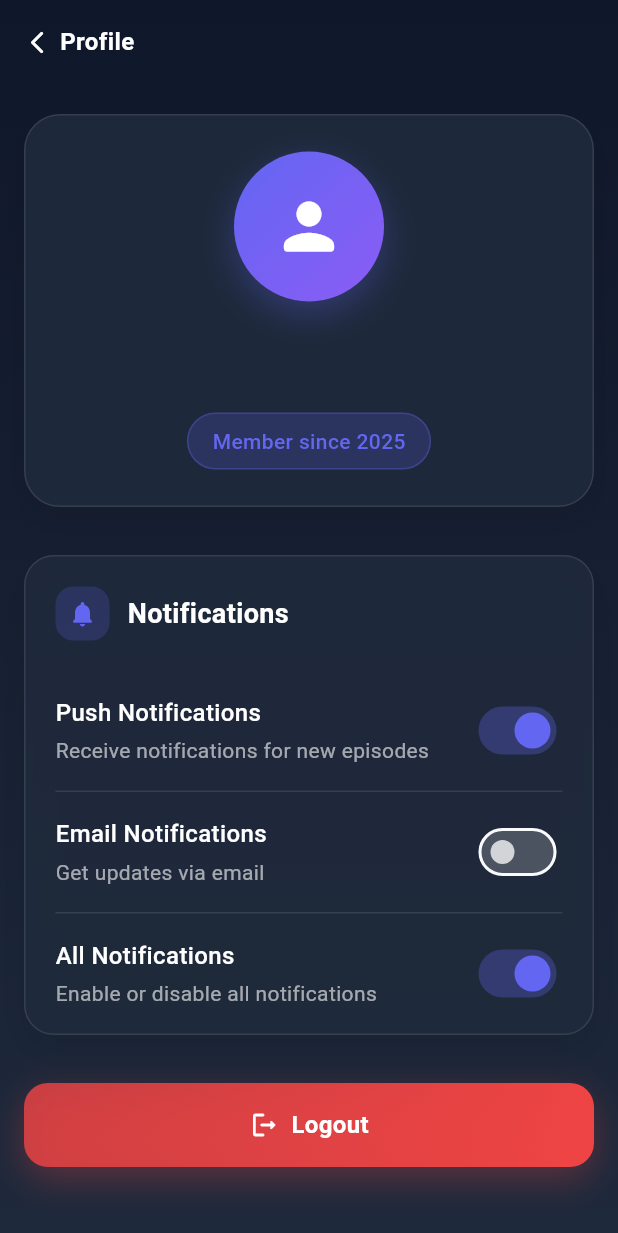
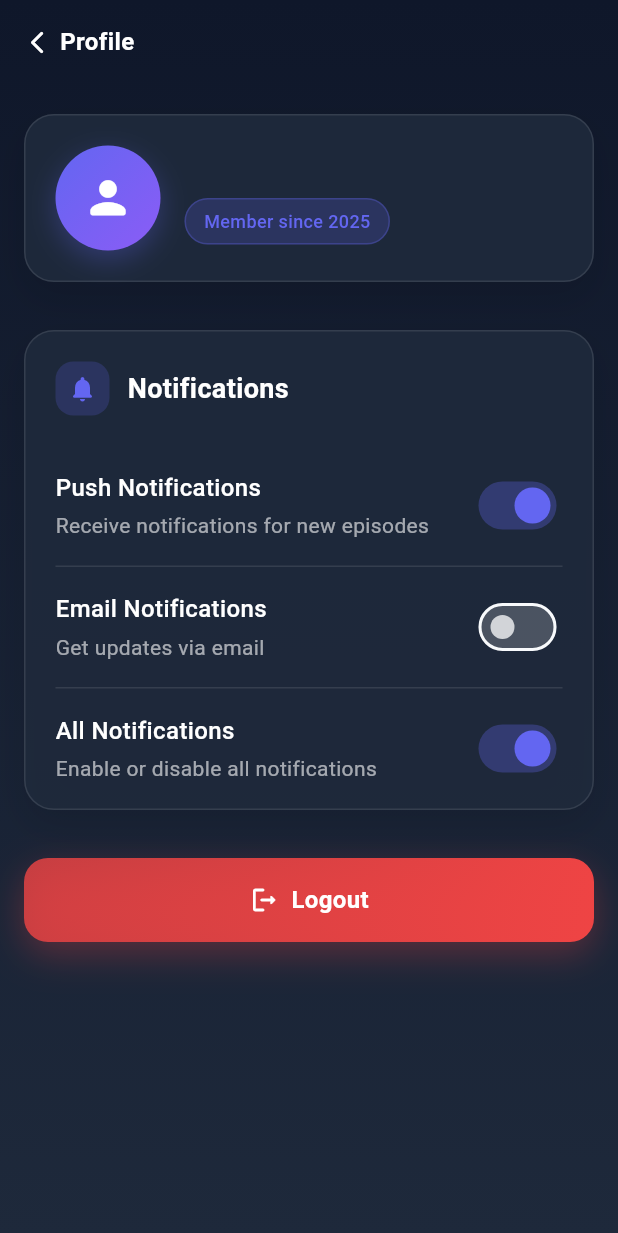
Before and after one commit to Kirragami/anime-updates-mobile, a Flutter app: the ProfileScreen screen opened directly, on a phone screen of 412 x 824 dp. Shown: the top 1233 px of the screen. Run offline on Flutter 3.47's test engine with Material 3 defaults, Android fonts, the phone set to English and light mode, and no system bars; drawn by our look-alikes of flutter_animate; our stand-ins replace cached_network_image, device_info_plus, dio, firebase_core, firebase_messaging, flutter_riverpod and 9 more; accounts and stored records are empty; generated files the repository leaves out were written again; network calls fail.

Commit message:
[MOD] modify profile page and manage state of tracking

```diff
--- a/lib/providers/auth_provider.dart
+++ b/lib/providers/auth_provider.dart
@@ -2,10 +2,13 @@ import 'package:flutter_riverpod/flutter_riverpod.dart';
 import '../models/user.dart';
 import '../services/auth_service.dart';
 import 'package:flutter/foundation.dart';
+import 'anime_providers.dart';
 
 // Authentication state notifier
 class AuthNotifier extends StateNotifier<AsyncValue<User?>> {
-  AuthNotifier() : super(const AsyncValue.loading()) {
+  final Ref ref;
+
+  AuthNotifier(this.ref) : super(const AsyncValue.loading()) {
     _initializeAuth();
   }
 
@@ -44,6 +47,8 @@ class AuthNotifier extends StateNotifier<AsyncValue<User?>> {
 
       if (result['success']) {
         state = AsyncValue.data(AuthService.currentUser);
+        // Refresh tracked releases when user logs in
+        ref.invalidate(trackedReleasesNotifierProvider);
         return result;
       } else {
         state = const AsyncValue.data(null);
@@ -90,6 +95,8 @@ class AuthNotifier extends StateNotifier<AsyncValue<User?>> {
     try {
       final result = await AuthService.logout();
       state = const AsyncValue.data(null);
+      // Clear tracked releases when user logs out
+      ref.invalidate(trackedReleasesNotifierProvider);
       return result;
     } catch (error, stackTrace) {
       state = AsyncValue.error(error, stackTrace);
@@ -159,7 +166,7 @@ class AuthNotifier extends StateNotifier<AsyncValue<User?>> {
 
 // Authentication provider
 final authProvider = StateNotifierProvider<AuthNotifier, AsyncValue<User?>>(
-  (ref) => AuthNotifier(),
+  (ref) => AuthNotifier(ref),
 );
 
 // Convenience providers
--- a/lib/screens/profile_screen.dart
+++ b/lib/screens/profile_screen.dart
@@ -1,3 +1,4 @@
+import 'package:flutter/gestures.dart';
 import 'package:flutter/material.dart';
 import 'package:flutter_riverpod/flutter_riverpod.dart';
 import 'package:flutter_animate/flutter_animate.dart';
@@ -100,10 +101,10 @@ class _ProfileScreenState extends ConsumerState<ProfileScreen> {
   Widget _buildProfileCard(dynamic user) {
     return Container(
       width: double.infinity,
-      padding: const EdgeInsets.all(24),
+      padding: const EdgeInsets.all(20),
       decoration: BoxDecoration(
         color: AppTheme.surfaceColor.withOpacity(0.95),
-        borderRadius: BorderRadius.circular(24),
+        borderRadius: BorderRadius.circular(20),
         border: Border.all(
           color: Colors.white.withOpacity(0.1),
           width: 1,
@@ -116,46 +117,51 @@ class _ProfileScreenState extends ConsumerState<ProfileScreen> {
           ),
         ],
       ),
-      child: Column(
+      child: Row(
         children: [
           // Profile Avatar
           Container(
-            width: 100,
-            height: 100,
+            width: 70,
+            height: 70,
             decoration: BoxDecoration(
               gradient: AppTheme.primaryGradient,
-              borderRadius: BorderRadius.circular(50),
+              borderRadius: BorderRadius.circular(35),
               boxShadow: [
                 BoxShadow(
                   color: AppTheme.primaryColor.withOpacity(0.3),
-                  blurRadius: 20,
-                  offset: const Offset(0, 8),
+                  blurRadius: 15,
+                  offset: const Offset(0, 6),
                 ),
               ],
             ),
             child: const Icon(
               Icons.person_rounded,
               color: Colors.white,
-              size: 50,
+              size: 35,
             ),
           ),
-          const SizedBox(height: 20),
-          // Username
+          const SizedBox(width: 16),
+          // User info section
+          Expanded(
+            child: Column(
+              crossAxisAlignment: CrossAxisAlignment.start,
+              children: [
                 Text(
                   user?.username ?? 'User',
                   style: const TextStyle(
                     color: Colors.white,
-              fontSize: 24,
+                    fontSize: 16,
                     fontWeight: FontWeight.bold,
                   ),
                 ),
-          const SizedBox(height: 20),
+                const SizedBox(height: 8),
                 // Member since badge
                 Container(
-            padding: const EdgeInsets.symmetric(horizontal: 16, vertical: 8),
+                  padding:
+                      const EdgeInsets.symmetric(horizontal: 12, vertical: 6),
                   decoration: BoxDecoration(
                     color: AppTheme.primaryColor.withOpacity(0.2),
-              borderRadius: BorderRadius.circular(20),
+                    borderRadius: BorderRadius.circular(16),
                     border: Border.all(
                       color: AppTheme.primaryColor.withOpacity(0.3),
                       width: 1,
@@ -165,9 +171,12 @@ class _ProfileScreenState extends ConsumerState<ProfileScreen> {
                     'Member since 2025',
                     style: TextStyle(
                       color: AppTheme.primaryColor,
-                fontSize: 14,
+                      fontSize: 12,
                       fontWeight: FontWeight.w500,
                     ),
+                  ),
+                ),
+              ],
             ),
           ),
         ],
@@ -237,7 +246,7 @@ class _ProfileScreenState extends ConsumerState<ProfileScreen> {
               color: AppTheme.primaryColor.withOpacity(0.2),
               borderRadius: BorderRadius.circular(12),
             ),
-            child: Icon(
+            child: const Icon(
               Icons.notifications_rounded,
               color: AppTheme.primaryColor,
               size: 20,
@@ -378,7 +387,7 @@ class _ProfileScreenState extends ConsumerState<ProfileScreen> {
       child: Column(
         mainAxisAlignment: MainAxisAlignment.center,
         children: [
-          Icon(
+          const Icon(
             Icons.error_outline_rounded,
             color: AppTheme.errorColor,
             size: 60,
```
Also changed, not shown: lib/providers/anime_providers.dart (+47 -2 lines), lib/providers/tracking_provider.dart (+12 -0 lines), lib/screens/my_shows_screen.dart (+4 -4 lines). Lines whose indentation alone changed are shown as unchanged.
